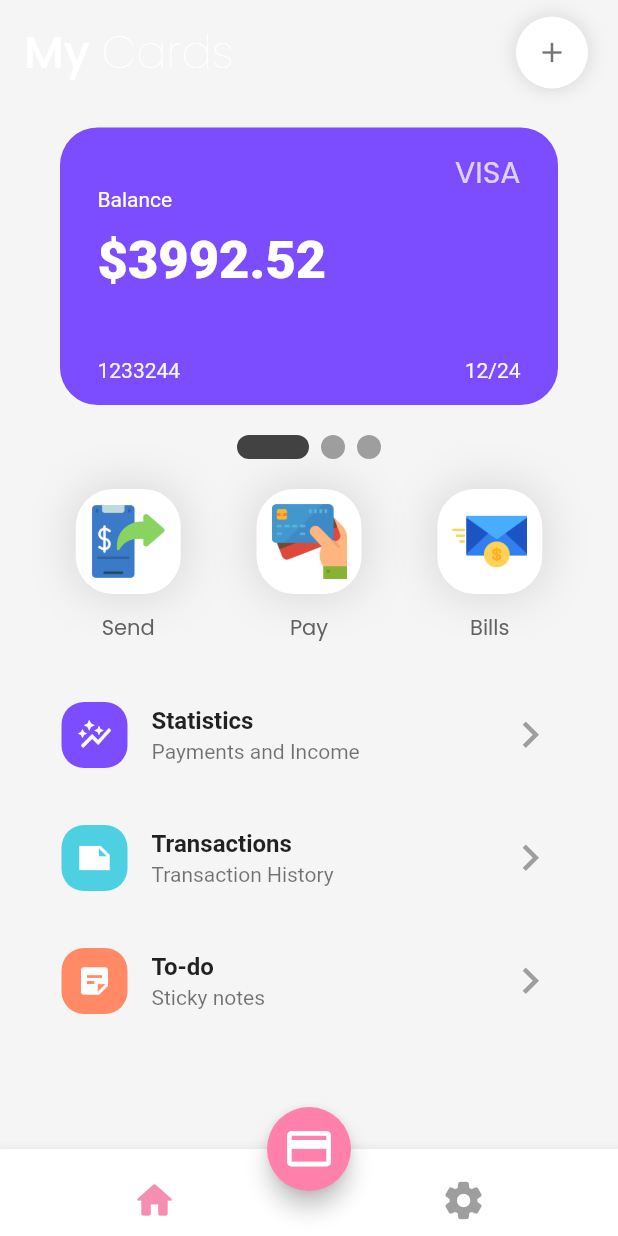
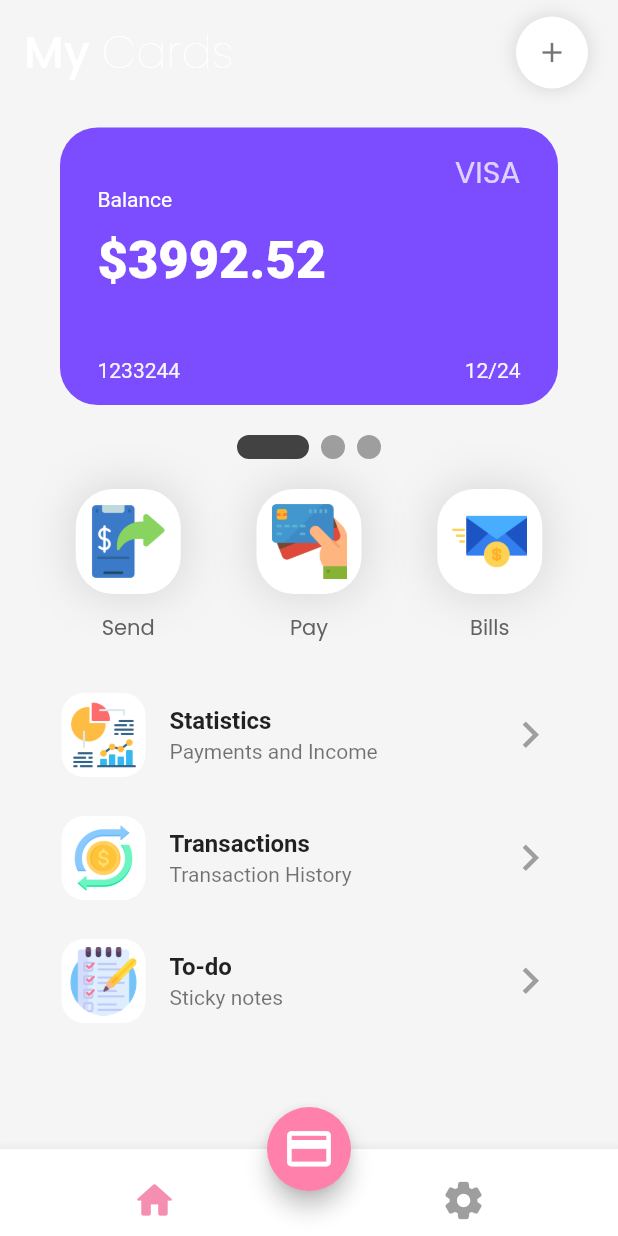
Before and after one commit to muneeb-250/Wallet-App-UI, a Flutter app: the screen it shows after launch, on a phone screen of 412 x 824 dp. Run offline on Flutter 3.47's test engine with Material 2 defaults, Android fonts, the light colour scheme and no system bars; drawn by our look-alikes of smooth_page_indicator; our stand-ins replace google_fonts, sliding_up_panel; key blocks and very long unbroken strings in the code were emptied for the run.

Commit message:
changes in MyListTile widget

```diff
--- a/lib/screens/first_screen.dart
+++ b/lib/screens/first_screen.dart
@@ -5,7 +5,7 @@ import 'package:wallet_app/screens/second_screen.dart';
 import 'package:wallet_app/utils/my_button.dart';
 import '../utils/my_card.dart';
 // import '../utils/my_action.dart';
-import '../utils/my_tile.dart';
+import '../utils/my_list_tile.dart';
 
 class FirstScreen extends StatelessWidget {
   FirstScreen({Key? key}) : super(key: key);
@@ -175,21 +175,21 @@ class FirstScreen extends StatelessWidget {
                 ],
               ),
             ),
-            const MyTile(
-                icon: Icons.auto_graph_sharp,
-                colour: Colors.deepPurpleAccent,
-                title: 'Statistics',
-                subtitle: 'Payments and Income'),
-            MyTile(
-                icon: Icons.note_sharp,
-                colour: Colors.cyan.shade300,
-                title: 'Transactions',
-                subtitle: 'Transaction History'),
-            MyTile(
-                icon: Icons.sticky_note_2,
-                colour: Colors.deepOrange.shade300,
-                title: 'To-do',
-                subtitle: 'Sticky notes'),
+            const MyListTile(
+              title: 'Statistics',
+              subtitle: 'Payments and Income',
+              imagePath: 'lib/icons/statistics.png',
+            ),
+            const MyListTile(
+              title: 'Transactions',
+              subtitle: 'Transaction History',
+              imagePath: 'lib/icons/transaction.png',
+            ),
+            const MyListTile(
+              title: 'To-do',
+              subtitle: 'Sticky notes',
+              imagePath: 'lib/icons/todo.png',
+            ),
           ]),
         ),
       ),
--- /dev/null
+++ b/lib/utils/my_list_tile.dart
@@ -0,0 +1,103 @@
+// import 'package:flutter/material.dart';
+
+// class MyListTile extends StatelessWidget {
+//   const MyListTile(
+//       {super.key,
+//       required this.title,
+//       required this.subtitle,
+//       required this.imagePath});
+//   final String imagePath;
+//   final String title;
+//   final String subtitle;
+//   @override
+//   Widget build(BuildContext context) {
+//     return Row(
+//       mainAxisAlignment: MainAxisAlignment.spaceBetween,
+//       children: [
+//         Padding(
+//           padding: const EdgeInsets.all(8.0),
+//           child: Container(
+//             height: 70,
+//             padding: EdgeInsets.all(10),
+//             decoration: BoxDecoration(
+//                 color: Colors.white, borderRadius: BorderRadius.circular(12)),
+//             child: Image.asset(imagePath),
+//           ),
+//         ),
+//         const SizedBox(
+//           width: 20,
+//         ),
+//         Row(
+//           children: [
+//             Column(
+//               crossAxisAlignment: CrossAxisAlignment.start,
+//               children: [
+//                 Text(
+//                   title,
+//                   style: const TextStyle(
+//                       fontWeight: FontWeight.bold, fontSize: 20),
+//                 ),
+//                 const SizedBox(
+//                   height: 8,
+//                 ),
+//                 Text(
+//                   subtitle,
+//                   style: TextStyle(color: Colors.grey[600], fontSize: 16),
+//                 )
+//               ],
+//             ),
+//           ],
+//         ),
+//         const Icon(Icons.arrow_forward_ios)
+//       ],
+//     );
+//   }
+// }
+
+import 'package:flutter/material.dart';
+
+class MyListTile extends StatelessWidget {
+  final String title;
+  final String subtitle;
+  final String imagePath;
+  const MyListTile(
+      {Key? key,
+      required this.title,
+      required this.subtitle,
+      required this.imagePath})
+      : super(key: key);
+  @override
+  Widget build(BuildContext context) {
+    return Padding(
+      padding: const EdgeInsets.symmetric(vertical: 5.0, horizontal: 25.0),
+      child: ListTile(
+        leading: Container(
+          padding: const EdgeInsets.all(5.0),
+          decoration: BoxDecoration(
+              color: Colors.white,
+              borderRadius: BorderRadius.circular(15.0),
+              shape: BoxShape.rectangle),
+          child: Image.asset(
+            imagePath,
+            height: 90,
+          ),
+        ),
+        // leading: CircleAvatar(
+        //   backgroundImage: AssetImage(imagePath),
+        //   radius: 30,
+        //   backgroundColor: Colors.white,
+        // ),
+        title: Text(
+          title,
+          style: const TextStyle(fontWeight: FontWeight.bold),
+        ),
+        subtitle: Text(subtitle),
+        trailing: const Icon(
+          Icons.chevron_right_sharp,
+          color: Colors.grey,
+          size: 35,
+        ),
+      ),
+    );
+  }
+}
```
Also changed, not shown: lib/icons/statistics.png (added), lib/icons/todo.png (added), lib/icons/transaction.png (added).
